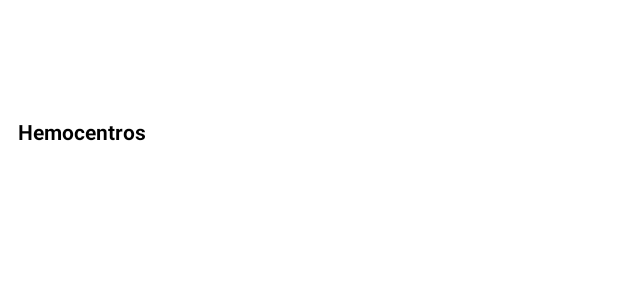
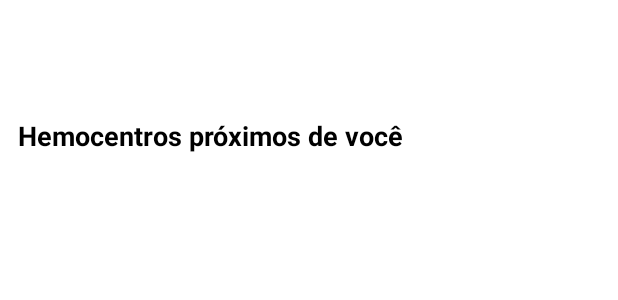
Before and after one commit to Aristevao/kotlin-donation-app, an Android app: the layout fragment_restaurant.xml on its own in the app's theme, with its tools: preview values and no code run, on a phone screen of 412 x 824 dp. Shown: the top 300 px of the screen. Run offline under Robolectric (Android 15) with nearby library versions, the phone set to English and light mode, and no system bars.

Commit message:
Resize blood center's title font

```diff
--- a/app/src/main/res/layout/fragment_restaurant.xml
+++ b/app/src/main/res/layout/fragment_restaurant.xml
@@ -82,6 +82,7 @@
             android:textStyle="bold"
             android:layout_marginHorizontal="12dp"
             android:layout_marginVertical="10dp"
+            android:textSize="18dp"
             android:textColor="@color/black"
             android:layout_width="wrap_content"
             android:layout_height="wrap_content" />
--- a/app/src/main/res/values/strings.xml
+++ b/app/src/main/res/values/strings.xml
@@ -7,7 +7,7 @@
     <string name="shop_category">\u2022 %1$s</string>
     <string name="distance">%1$.2f km</string>
     <string name="shop_price">%1$s \u2022 %2$s</string>
-    <string name="blood_centers">Hemocentros</string>
+    <string name="blood_centers">Hemocentros próximos de você</string>
     <string name="explore_more">Tenha acesso a mais recursos</string>
     <string name="enter">Entrar ou cadastrar-se</string>
 </resources>
```
